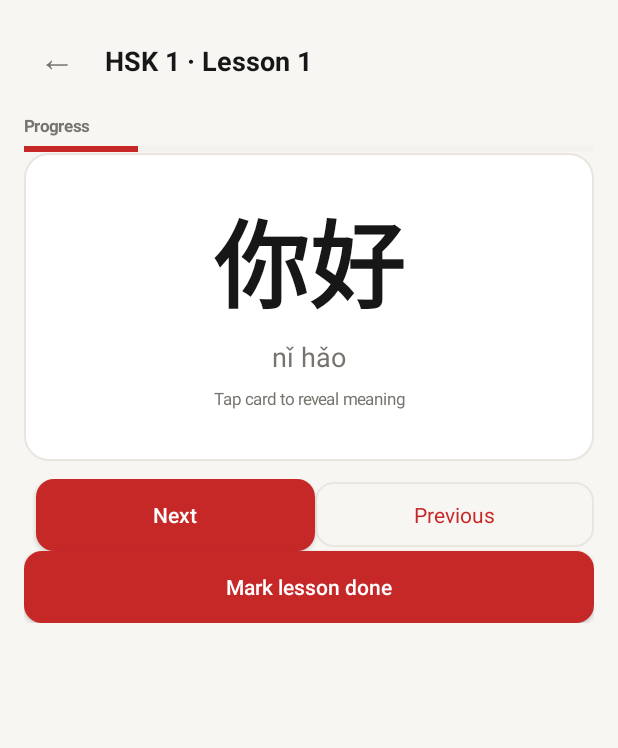
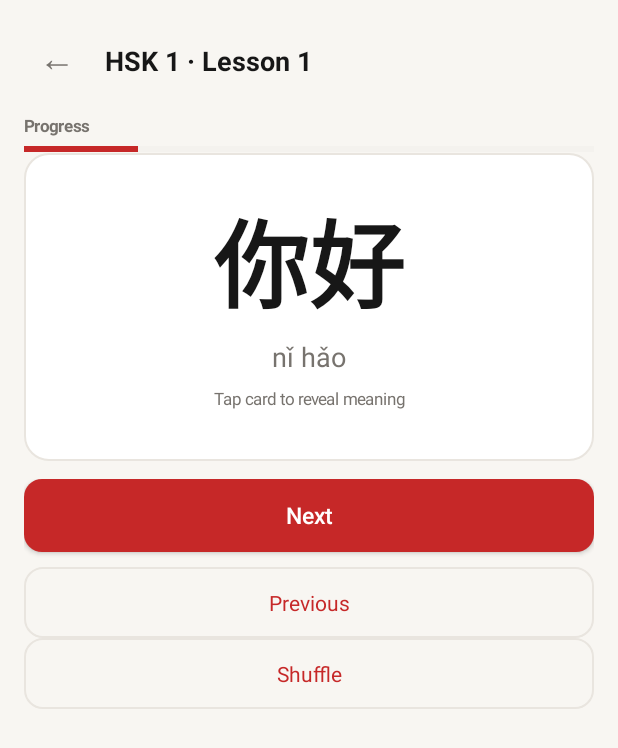
Before and after one commit to lw-xiong/wenshu, an Android app: the screen it shows after launch (MainActivity), after a tap on an icon or button, on a phone screen of 412 x 824 dp. Shown: the top 748 px of the screen. Run offline under Robolectric (Android 15) with nearby library versions, the phone set to English and light mode, and no system bars.

Commit message:
UX polish: vertical button spacing, smooth flip, shuffle, next lesson
- Buttons: stacked vertically with 10dp spacer (was horizontal row, too close)
- Flip animation: ObjectAnimator 0→180° continuous with swap at 50% (was 90→270→360 jump)
- Shuffle button: randomizes word order (HskLesson.words changed to var)
- Next button at end: becomes 'Next lesson', marks done, opens next lesson
- Removed 'Mark lesson done' button (replaced by Next lesson flow)
- Verified: apksigner v1/v2/v3, aapt2 badging, classes.dex ~2.3MB

Deliverable: build/hsk-app.apk (adb install)

```diff
--- a/app/src/main/kotlin/com/ciel/hsk/HskData.kt
+++ b/app/src/main/kotlin/com/ciel/hsk/HskData.kt
@@ -12,7 +12,7 @@ data class HskLesson(
     val id: String,
     val title: String,
     val sub: String,
-    val words: List<HskWord>
+    var words: List<HskWord>
 )
 
 data class HskModule(
--- a/app/src/main/kotlin/com/ciel/hsk/MainActivity.kt
+++ b/app/src/main/kotlin/com/ciel/hsk/MainActivity.kt
@@ -650,50 +650,54 @@ class MainActivity : Activity() {
         cardStage.addView(meaning)
 
         cardStage.setOnClickListener {
-            cardStage.animate().rotationY(90f).setDuration(200).withEndAction {
-                revealed = !revealed
-                meaning.visibility = if (revealed) View.VISIBLE else View.GONE
-                hint.visibility = if (revealed) View.GONE else View.VISIBLE
-                cardStage.rotationY = 270f
-                cardStage.animate().rotationY(360f).setDuration(200).start()
-            }.start()
+            val anim = android.animation.ObjectAnimator.ofFloat(cardStage, "rotationY", 0f, 180f)
+            anim.duration = 400
+            var swapped = false
+            anim.addUpdateListener { animation ->
+                if (animation.animatedFraction >= 0.5f && !swapped) {
+                    swapped = true
+                    revealed = !revealed
+                    meaning.visibility = if (revealed) View.VISIBLE else View.GONE
+                    hint.visibility = if (revealed) View.GONE else View.VISIBLE
+                }
+            }
+            anim.start()
         }
 
         content.addView(cardStage)
 
-        // Navigation
+        // Navigation — stacked vertically with proper spacing
         val nav = LinearLayout(context)
-        nav.orientation = LinearLayout.HORIZONTAL
+        nav.orientation = LinearLayout.VERTICAL
         nav.layoutParams = ViewGroup.LayoutParams(
             ViewGroup.LayoutParams.MATCH_PARENT,
             ViewGroup.LayoutParams.WRAP_CONTENT
         )
         nav.setPadding(0, dp(context, 12), 0, 0)
 
-        // Declare both buttons first so listeners can reference each other
         val btnNext = Button(context)
         val btnPrev = TextView(context)
 
-        // Configure Next
-        btnNext.text = "Next"
-        btnNext.textSize = 14f
+        btnNext.text = if (currentIdx >= totalWords - 1) "Next lesson" else "Next"
+        btnNext.textSize = 15f
         btnNext.setTextColor(Color.parseColor("#FFFFFF"))
         btnNext.setBackgroundResource(R.drawable.btn_primary)
-        btnNext.layoutParams = wlp(context)
-        btnNext.setPadding(dp(context, 12), dp(context, 12), dp(context, 12), dp(context, 12))
+        btnNext.layoutParams = ViewGroup.LayoutParams(
+            ViewGroup.LayoutParams.MATCH_PARENT,
+            ViewGroup.LayoutParams.WRAP_CONTENT
+        )
+        btnNext.setPadding(dp(context, 14), dp(context, 14), dp(context, 14), dp(context, 14))
         btnNext.isAllCaps = false
-        btnNext.isEnabled = currentIdx < totalWords - 1
-        val nextParams = btnNext.layoutParams as LinearLayout.LayoutParams
-        nextParams.marginStart = dp(context, 8)
-        btnNext.layoutParams = nextParams
 
-        // Configure Previous
         btnPrev.text = "Previous"
         btnPrev.textSize = 14f
         btnPrev.setTextColor(C_ACCENT)
         btnPrev.setBackgroundResource(R.drawable.btn_ghost)
-        btnPrev.layoutParams = wlp(context)
-        btnPrev.setPadding(dp(context, 12), dp(context, 12), dp(context, 12), dp(context, 12))
+        btnPrev.layoutParams = ViewGroup.LayoutParams(
+            ViewGroup.LayoutParams.MATCH_PARENT,
+            ViewGroup.LayoutParams.WRAP_CONTENT
+        )
+        btnPrev.setPadding(dp(context, 14), dp(context, 14), dp(context, 14), dp(context, 14))
         btnPrev.gravity = Gravity.CENTER
         btnPrev.isEnabled = currentIdx > 0
 
@@ -708,34 +712,58 @@ class MainActivity : Activity() {
             pinyin.text = lesson.words[currentIdx].pinyin
             meaning.text = lesson.words[currentIdx].meaning
             updateNavButtons(btnPrev, btnNext, currentIdx, totalWords)
+            btnNext.text = if (currentIdx >= totalWords - 1) "Next lesson" else "Next"
         }
 
-        btnNext.setOnClickListener { goTo((currentIdx + 1) % totalWords) }
+        btnNext.setOnClickListener {
+            if (currentIdx >= totalWords - 1) {
+                // At last word: mark done and go to next lesson
+                prefs.edit().putBoolean("done:${lesson.id}", true).apply()
+                prefs.edit().putInt(progressKey, totalWords).apply()
+                val nextIdx = lessonIndex + 1
+                if (nextIdx < mod.lessons.size) {
+                    openLesson(mod.level, nextIdx)
+                } else {
+                    Toast.makeText(context, "All lessons complete", Toast.LENGTH_SHORT).show()
+                    switchTab(TAB_LEARN)
+                }
+            } else {
+                goTo((currentIdx + 1) % totalWords)
+            }
+        }
         btnPrev.setOnClickListener { goTo((currentIdx - 1 + totalWords) % totalWords) }
 
         nav.addView(btnNext)
+
+        val spacer = View(context)
+        spacer.layoutParams = ViewGroup.LayoutParams(
+            ViewGroup.LayoutParams.MATCH_PARENT,
+            dp(context, 10)
+        )
+        nav.addView(spacer)
+
         nav.addView(btnPrev)
 
-        content.addView(nav)
-
-        val btnDone = Button(context)
-        btnDone.text = "Mark lesson done"
-        btnDone.textSize = 14f
-        btnDone.setTextColor(Color.parseColor("#FFFFFF"))
-        btnDone.setBackgroundResource(if (currentIdx >= totalWords - 1) R.drawable.btn_success else R.drawable.btn_primary)
-        btnDone.layoutParams = ViewGroup.LayoutParams(
+        // Shuffle button
+        val btnShuffle = TextView(context)
+        btnShuffle.text = "Shuffle"
+        btnShuffle.textSize = 14f
+        btnShuffle.setTextColor(C_ACCENT)
+        btnShuffle.setBackgroundResource(R.drawable.btn_ghost)
+        btnShuffle.layoutParams = ViewGroup.LayoutParams(
             ViewGroup.LayoutParams.MATCH_PARENT,
             ViewGroup.LayoutParams.WRAP_CONTENT
         )
-        btnDone.setPadding(dp(context, 12), dp(context, 12), dp(context, 12), dp(context, 12))
-        btnDone.isAllCaps = false
-        btnDone.setOnClickListener {
-            prefs.edit().putBoolean("done:${lesson.id}", true).apply()
-            prefs.edit().putInt(progressKey, totalWords).apply()
-            Toast.makeText(context, "Lesson complete", Toast.LENGTH_SHORT).show()
-            switchTab(TAB_LEARN)
+        btnShuffle.setPadding(dp(context, 14), dp(context, 14), dp(context, 14), dp(context, 14))
+        btnShuffle.gravity = Gravity.CENTER
+        btnShuffle.setOnClickListener {
+            lesson.words = lesson.words.shuffled()
+            goTo(0)
+            Toast.makeText(context, "Words shuffled", Toast.LENGTH_SHORT).show()
         }
-        content.addView(btnDone)
+        nav.addView(btnShuffle)
+
+        content.addView(nav)
 
         scroll.addView(content)
         root.addView(scroll)
```
Also changed, not shown: 2 other files.
